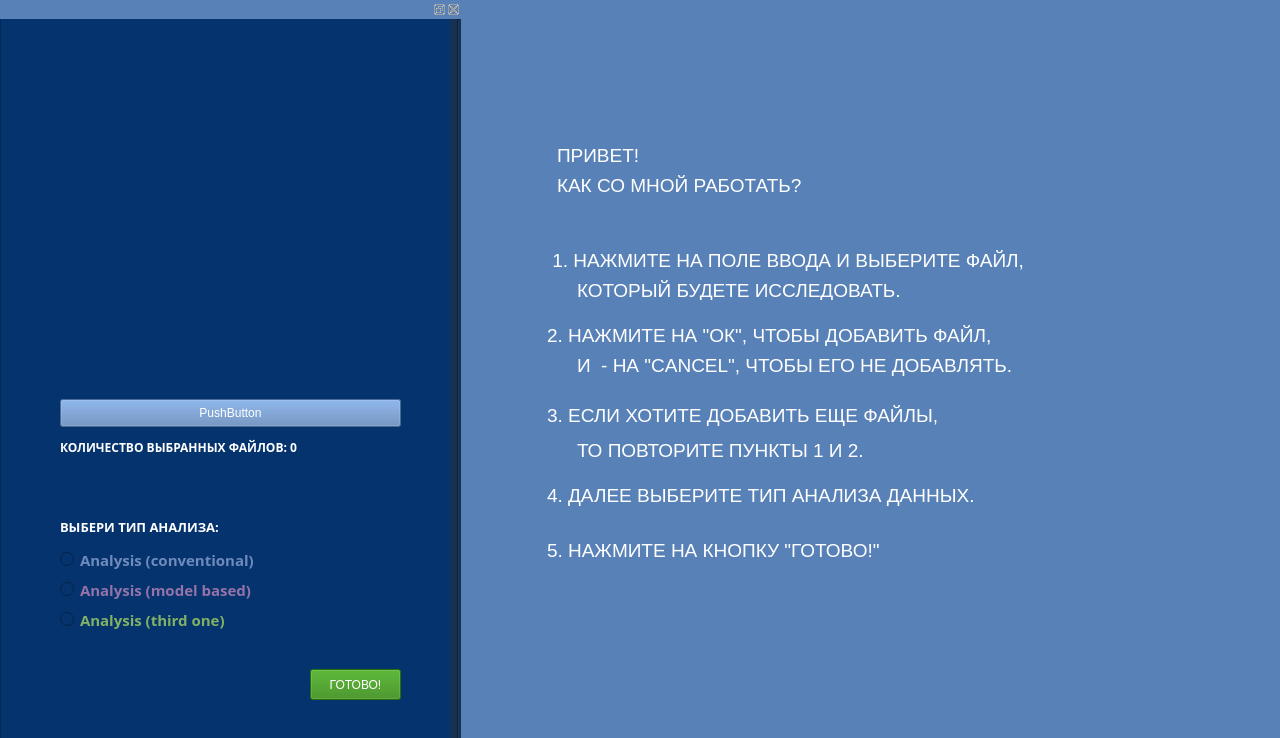
Qt form first_window.ui (AlimKugot/PyQtDogs) before a commit.
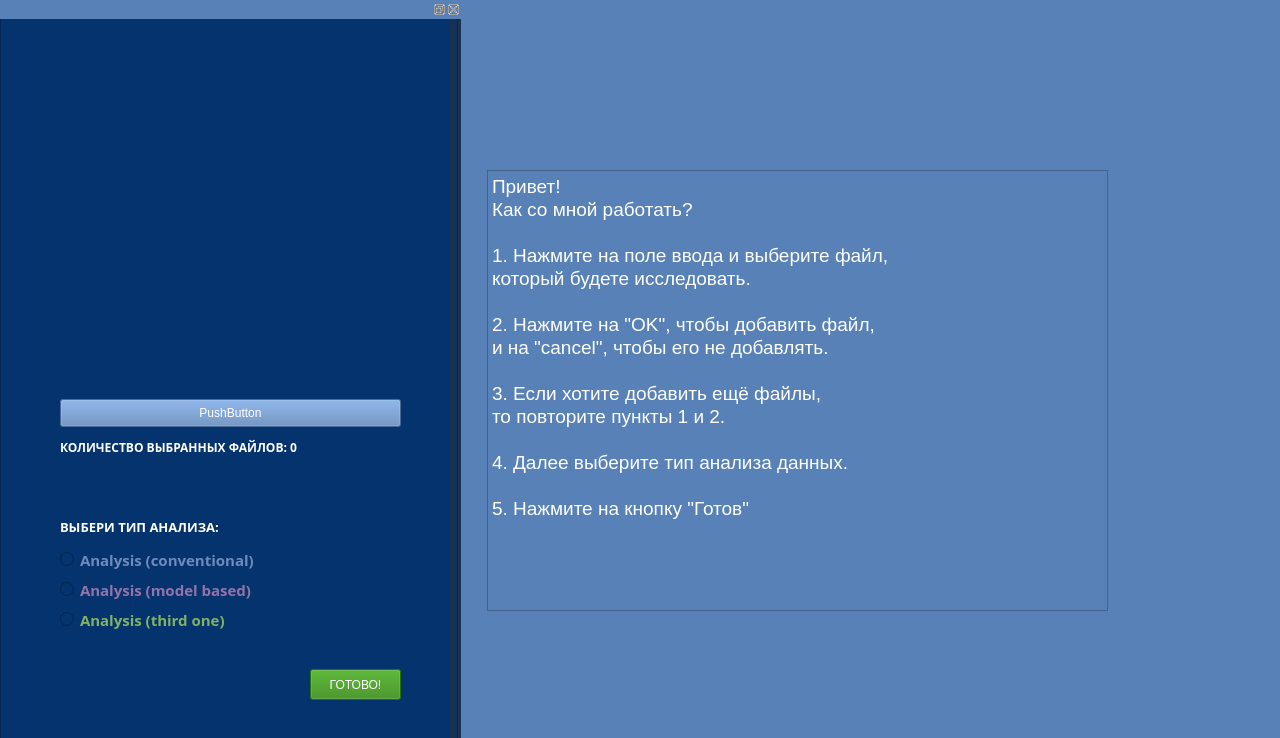
The same form after that commit. Icons and pictures are not drawn.

Commit message: fix-text: replaced labels

Diff of the .ui file:
```diff
--- a/first_window.ui
+++ b/first_window.ui
@@ -32,260 +32,40 @@
    <string notr="true">background-color: rgb(88, 129, 183);</string>
   </property>
   <widget class="QWidget" name="centralwidget">
-   <widget class="QLabel" name="label_7">
+   <widget class="QTextBrowser" name="TextHelper">
     <property name="geometry">
      <rect>
-      <x>90</x>
-      <y>140</y>
-      <width>121</width>
-      <height>31</height>
-     </rect>
-    </property>
-    <property name="font">
-     <font>
-      <family>MS Shell Dlg 2</family>
-      <pointsize>14</pointsize>
-      <weight>50</weight>
-      <italic>false</italic>
-      <bold>false</bold>
-     </font>
-    </property>
-    <property name="styleSheet">
-     <string notr="true">color: rgb(255, 255, 255);</string>
-    </property>
-    <property name="text">
-     <string>ПРИВЕТ!</string>
-    </property>
-   </widget>
-   <widget class="QLabel" name="label_6">
-    <property name="geometry">
-     <rect>
-      <x>90</x>
+      <x>20</x>
       <y>170</y>
-      <width>281</width>
-      <height>31</height>
+      <width>621</width>
+      <height>441</height>
      </rect>
     </property>
-    <property name="font">
-     <font>
-      <family>MS Shell Dlg 2</family>
-      <pointsize>14</pointsize>
-      <weight>50</weight>
-      <bold>false</bold>
-     </font>
-    </property>
-    <property name="autoFillBackground">
-     <bool>false</bool>
-    </property>
     <property name="styleSheet">
      <string notr="true">color: rgb(255, 255, 255);</string>
     </property>
-    <property name="text">
-     <string>КАК СО МНОЙ РАБОТАТЬ?</string>
+    <property name="html">
+     <string>&lt;!DOCTYPE HTML PUBLIC &quot;-//W3C//DTD HTML 4.0//EN&quot; &quot;http://www.w3.org/TR/REC-html40/strict.dtd&quot;&gt;
+&lt;html&gt;&lt;head&gt;&lt;meta name=&quot;qrichtext&quot; content=&quot;1&quot; /&gt;&lt;style type=&quot;text/css&quot;&gt;
+p, li { white-space: pre-wrap; }
+&lt;/style&gt;&lt;/head&gt;&lt;body style=&quot; font-family:'MS Shell Dlg 2'; font-size:7.8pt; font-weight:400; font-style:normal;&quot;&gt;
+&lt;p style=&quot; margin-top:0px; margin-bottom:0px; margin-left:0px; margin-right:0px; -qt-block-indent:0; text-indent:0px;&quot;&gt;&lt;span style=&quot; font-size:14pt;&quot;&gt;Привет!&lt;/span&gt;&lt;/p&gt;
+&lt;p style=&quot; margin-top:0px; margin-bottom:0px; margin-left:0px; margin-right:0px; -qt-block-indent:0; text-indent:0px;&quot;&gt;&lt;span style=&quot; font-size:14pt;&quot;&gt;Как со мной работать?&lt;/span&gt;&lt;/p&gt;
+&lt;p style=&quot;-qt-paragraph-type:empty; margin-top:0px; margin-bottom:0px; margin-left:0px; margin-right:0px; -qt-block-indent:0; text-indent:0px; font-size:14pt;&quot;&gt;&lt;br /&gt;&lt;/p&gt;
+&lt;p style=&quot; margin-top:0px; margin-bottom:0px; margin-left:0px; margin-right:0px; -qt-block-indent:0; text-indent:0px;&quot;&gt;&lt;span style=&quot; font-size:14pt;&quot;&gt;1. Нажмите на поле ввода и выберите файл,&lt;/span&gt;&lt;/p&gt;
+&lt;p style=&quot; margin-top:0px; margin-bottom:0px; margin-left:0px; margin-right:0px; -qt-block-indent:0; text-indent:0px;&quot;&gt;&lt;span style=&quot; font-size:14pt;&quot;&gt;который будете исследовать.&lt;/span&gt;&lt;/p&gt;
+&lt;p style=&quot;-qt-paragraph-type:empty; margin-top:0px; margin-bottom:0px; margin-left:0px; margin-right:0px; -qt-block-indent:0; text-indent:0px; font-size:14pt;&quot;&gt;&lt;br /&gt;&lt;/p&gt;
+&lt;p style=&quot; margin-top:0px; margin-bottom:0px; margin-left:0px; margin-right:0px; -qt-block-indent:0; text-indent:0px;&quot;&gt;&lt;span style=&quot; font-size:14pt;&quot;&gt;2. Нажмите на &amp;quot;OK&amp;quot;, чтобы добавить файл, &lt;/span&gt;&lt;/p&gt;
+&lt;p style=&quot; margin-top:0px; margin-bottom:0px; margin-left:0px; margin-right:0px; -qt-block-indent:0; text-indent:0px;&quot;&gt;&lt;span style=&quot; font-size:14pt;&quot;&gt;и на &amp;quot;cancel&amp;quot;, чтобы его не добавлять.&lt;/span&gt;&lt;/p&gt;
+&lt;p style=&quot;-qt-paragraph-type:empty; margin-top:0px; margin-bottom:0px; margin-left:0px; margin-right:0px; -qt-block-indent:0; text-indent:0px; font-size:14pt;&quot;&gt;&lt;br /&gt;&lt;/p&gt;
+&lt;p style=&quot; margin-top:0px; margin-bottom:0px; margin-left:0px; margin-right:0px; -qt-block-indent:0; text-indent:0px;&quot;&gt;&lt;span style=&quot; font-size:14pt;&quot;&gt;3. Если хотите добавить ещё файлы, &lt;/span&gt;&lt;/p&gt;
+&lt;p style=&quot; margin-top:0px; margin-bottom:0px; margin-left:0px; margin-right:0px; -qt-block-indent:0; text-indent:0px;&quot;&gt;&lt;span style=&quot; font-size:14pt;&quot;&gt;то повторите пункты 1 и 2.&lt;/span&gt;&lt;/p&gt;
+&lt;p style=&quot;-qt-paragraph-type:empty; margin-top:0px; margin-bottom:0px; margin-left:0px; margin-right:0px; -qt-block-indent:0; text-indent:0px; font-size:14pt;&quot;&gt;&lt;br /&gt;&lt;/p&gt;
+&lt;p style=&quot; margin-top:0px; margin-bottom:0px; margin-left:0px; margin-right:0px; -qt-block-indent:0; text-indent:0px;&quot;&gt;&lt;span style=&quot; font-size:14pt;&quot;&gt;4. Далее выберите тип анализа данных.&lt;/span&gt;&lt;/p&gt;
+&lt;p style=&quot;-qt-paragraph-type:empty; margin-top:0px; margin-bottom:0px; margin-left:0px; margin-right:0px; -qt-block-indent:0; text-indent:0px; font-size:14pt;&quot;&gt;&lt;br /&gt;&lt;/p&gt;
+&lt;p style=&quot; margin-top:0px; margin-bottom:0px; margin-left:0px; margin-right:0px; -qt-block-indent:0; text-indent:0px;&quot;&gt;&lt;span style=&quot; font-size:14pt;&quot;&gt;5. Нажмите на кнопку &amp;quot;Готов&amp;quot;&lt;/span&gt;&lt;/p&gt;&lt;/body&gt;&lt;/html&gt;</string>
     </property>
    </widget>
-   <widget class="QLabel" name="label_8">
-    <property name="geometry">
-     <rect>
-      <x>80</x>
-      <y>250</y>
-      <width>561</width>
-      <height>21</height>
-     </rect>
-    </property>
-    <property name="font">
-     <font>
-      <family>MS Shell Dlg 2</family>
-      <pointsize>14</pointsize>
-      <weight>50</weight>
-      <bold>false</bold>
-     </font>
-    </property>
-    <property name="styleSheet">
-     <string notr="true">color: rgb(255, 255, 255);</string>
-    </property>
-    <property name="text">
-     <string> 1. НАЖМИТЕ НА ПОЛЕ ВВОДА И ВЫБЕРИТЕ ФАЙЛ, </string>
-    </property>
-   </widget>
-   <widget class="QLabel" name="label_9">
-    <property name="geometry">
-     <rect>
-      <x>80</x>
-      <y>320</y>
-      <width>534</width>
-      <height>31</height>
-     </rect>
-    </property>
-    <property name="font">
-     <font>
-      <family>MS Shell Dlg 2</family>
-      <pointsize>14</pointsize>
-      <weight>50</weight>
-      <bold>false</bold>
-     </font>
-    </property>
-    <property name="styleSheet">
-     <string notr="true">color: rgb(255, 255, 255);</string>
-    </property>
-    <property name="text">
-     <string>2. НАЖМИТЕ НА &quot;ОК&quot;, ЧТОБЫ ДОБАВИТЬ ФАЙЛ, </string>
-    </property>
-   </widget>
-   <widget class="QLabel" name="label_10">
-    <property name="geometry">
-     <rect>
-      <x>80</x>
-      <y>400</y>
-      <width>534</width>
-      <height>31</height>
-     </rect>
-    </property>
-    <property name="font">
-     <font>
-      <family>MS Shell Dlg 2</family>
-      <pointsize>14</pointsize>
-      <weight>50</weight>
-      <bold>false</bold>
-     </font>
-    </property>
-    <property name="styleSheet">
-     <string notr="true">color: rgb(255, 255, 255);</string>
-    </property>
-    <property name="text">
-     <string>3. ЕСЛИ ХОТИТЕ ДОБАВИТЬ ЕЩЕ ФАЙЛЫ, </string>
-    </property>
-   </widget>
-   <widget class="QLabel" name="label_11">
-    <property name="geometry">
-     <rect>
-      <x>80</x>
-      <y>480</y>
-      <width>534</width>
-      <height>31</height>
-     </rect>
-    </property>
-    <property name="font">
-     <font>
-      <family>MS Shell Dlg 2</family>
-      <pointsize>14</pointsize>
-      <weight>50</weight>
-      <bold>false</bold>
-     </font>
-    </property>
-    <property name="styleSheet">
-     <string notr="true">color: rgb(255, 255, 255);</string>
-    </property>
-    <property name="text">
-     <string>4. ДАЛЕЕ ВЫБЕРИТЕ ТИП АНАЛИЗА ДАННЫХ.</string>
-    </property>
-   </widget>
-   <widget class="QLabel" name="label_5">
-    <property name="geometry">
-     <rect>
-      <x>80</x>
-      <y>540</y>
-      <width>534</width>
-      <height>21</height>
-     </rect>
-    </property>
-    <property name="font">
-     <font>
-      <family>MS Shell Dlg 2</family>
-      <pointsize>14</pointsize>
-      <weight>50</weight>
-      <bold>false</bold>
-     </font>
-    </property>
-    <property name="styleSheet">
-     <string notr="true">color: rgb(255, 255, 255);</string>
-    </property>
-    <property name="text">
-     <string>5. НАЖМИТЕ НА КНОПКУ &quot;ГОТОВО!&quot;</string>
-    </property>
-   </widget>
-   <widget class="QLabel" name="label_4">
-    <property name="geometry">
-     <rect>
-      <x>110</x>
-      <y>280</y>
-      <width>391</width>
-      <height>20</height>
-     </rect>
-    </property>
-    <property name="font">
-     <font>
-      <family>MS Shell Dlg 2</family>
-      <pointsize>14</pointsize>
-      <weight>50</weight>
-      <bold>false</bold>
-     </font>
-    </property>
-    <property name="styleSheet">
-     <string notr="true">color: rgb(255, 255, 255);</string>
-    </property>
-    <property name="text">
-     <string>КОТОРЫЙ БУДЕТЕ ИССЛЕДОВАТЬ.</string>
-    </property>
-   </widget>
-   <widget class="QLabel" name="label_12">
-    <property name="geometry">
-     <rect>
-      <x>110</x>
-      <y>350</y>
-      <width>521</width>
-      <height>31</height>
-     </rect>
-    </property>
-    <property name="font">
-     <font>
-      <family>MS Shell Dlg 2</family>
-      <pointsize>14</pointsize>
-      <weight>50</weight>
-      <bold>false</bold>
-     </font>
-    </property>
-    <property name="styleSheet">
-     <string notr="true">color: rgb(255, 255, 255);</string>
-    </property>
-    <property name="text">
-     <string>И  - НА &quot;CANCEL&quot;, ЧТОБЫ ЕГО НЕ ДОБАВЛЯТЬ.</string>
-    </property>
-   </widget>
-   <widget class="QLabel" name="label_13">
-    <property name="geometry">
-     <rect>
-      <x>110</x>
-      <y>440</y>
-      <width>441</width>
-      <height>21</height>
-     </rect>
-    </property>
-    <property name="font">
-     <font>
-      <family>MS Shell Dlg 2</family>
-      <pointsize>14</pointsize>
-      <weight>50</weight>
-      <bold>false</bold>
-     </font>
-    </property>
-    <property name="styleSheet">
-     <string notr="true">color: rgb(255, 255, 255);</string>
-    </property>
-    <property name="text">
-     <string>ТО ПОВТОРИТЕ ПУНКТЫ 1 И 2.</string>
-    </property>
-   </widget>
-   <zorder>label_6</zorder>
-   <zorder>label_8</zorder>
-   <zorder>label_10</zorder>
-   <zorder>label_11</zorder>
-   <zorder>label_5</zorder>
-   <zorder>label_7</zorder>
-   <zorder>label_4</zorder>
-   <zorder>label_12</zorder>
-   <zorder>label_13</zorder>
-   <zorder>label_9</zorder>
   </widget>
   <widget class="QDockWidget" name="dockWidget_2">
    <property name="enabled">
```
The commit also changes 1 other file.
